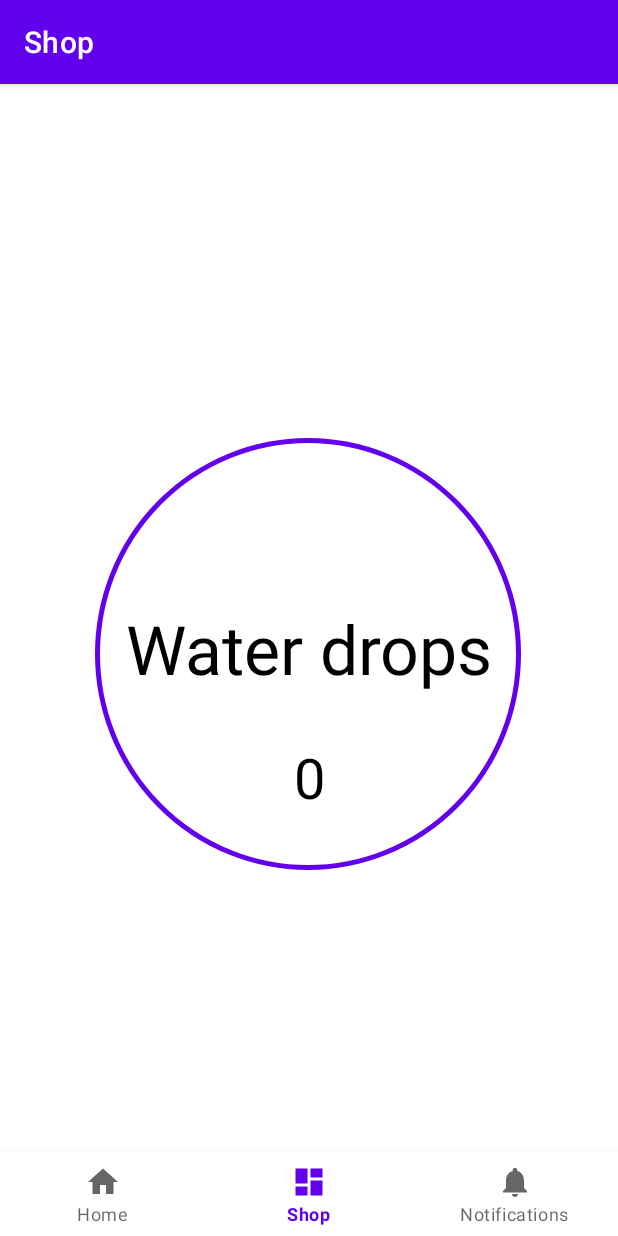
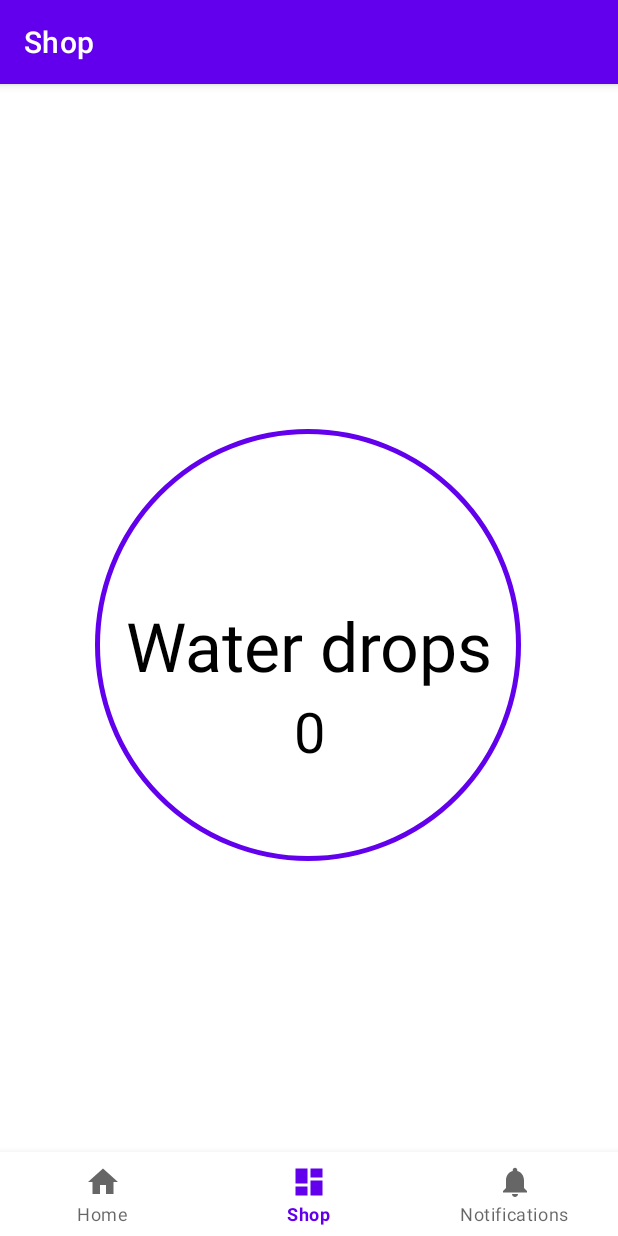
Before and after one commit to BOLCZAK/Run-a-plant, an Android app: the ShopFragment screen opened through its navigation route, on a phone screen of 412 x 824 dp. Run offline under Robolectric (Android 15) with nearby library versions, the phone set to English and light mode, and no system bars; our stand-ins replace navigation-ui.

Commit message:
small fix x2

```diff
--- a/app/src/main/java/com/example/fitpot/MainActivity.java
+++ b/app/src/main/java/com/example/fitpot/MainActivity.java
@@ -26,8 +26,10 @@ public class MainActivity extends AppCompatActivity {
         gyroscope = new Gyroscope(this);
 
         gyroscope.setListener(new Gyroscope.Listener() {
+
             @Override
             public void onRotation(float rx, float ry, float rz) {
+                           /*
                 if(rz > 1.0f){
                     getWindow().getDecorView().setBackgroundColor(Color.GREEN);
                 }
@@ -35,7 +37,10 @@ public class MainActivity extends AppCompatActivity {
                 {
                     getWindow().getDecorView().setBackgroundColor(Color.YELLOW);
                 }
+                            */
             }
+
+
         });
 
         binding = ActivityMainBinding.inflate(getLayoutInflater());
--- a/app/src/main/res/layout/fragment_shop.xml
+++ b/app/src/main/res/layout/fragment_shop.xml
@@ -10,39 +10,41 @@
         android:id="@+id/steps"
         android:layout_width="wrap_content"
         android:layout_height="wrap_content"
+        android:layout_marginStart="8dp"
         android:layout_marginEnd="8dp"
-        android:layout_marginStart="8dp"
-        android:layout_marginTop="290dp"
         android:text="Water drops"
+        android:textColor="@color/black"
         android:textSize="45sp"
-        android:textColor="@color/black"
+        app:layout_constraintBottom_toBottomOf="@+id/imageView3"
         app:layout_constraintEnd_toEndOf="parent"
         app:layout_constraintStart_toStartOf="parent"
-        app:layout_constraintTop_toTopOf="parent" />
+        app:layout_constraintTop_toTopOf="@+id/imageView3" />
 
     <!--Text View for the step count-->
     <TextView
         android:id="@+id/tv_stepsTaken"
         android:layout_width="wrap_content"
         android:layout_height="wrap_content"
+        android:layout_marginStart="8dp"
         android:layout_marginEnd="8dp"
-        android:layout_marginStart="8dp"
-        android:layout_marginTop="30dp"
+        android:textColor="@color/black"
         android:textSize="37sp"
-        android:textColor="@color/black"
+        app:layout_constraintBottom_toBottomOf="@+id/imageView3"
         app:layout_constraintEnd_toEndOf="parent"
         app:layout_constraintStart_toStartOf="parent"
-        app:layout_constraintTop_toBottomOf="@+id/steps" />
+        app:layout_constraintTop_toTopOf="@+id/steps" />
 
     <!--Image View for the circle-->
     <ImageView
+        android:id="@+id/imageView3"
         android:layout_width="284dp"
         android:layout_height="288dp"
-        android:layout_marginTop="180dp"
         android:background="@drawable/circle"
+        app:layout_constraintBottom_toBottomOf="parent"
         app:layout_constraintEnd_toEndOf="parent"
         app:layout_constraintHorizontal_bias="0.496"
         app:layout_constraintStart_toStartOf="parent"
-        app:layout_constraintTop_toTopOf="parent" />
+        app:layout_constraintTop_toTopOf="parent"
+        app:layout_constraintVertical_bias="0.41000003" />
 
 </androidx.constraintlayout.widget.ConstraintLayout>
```
